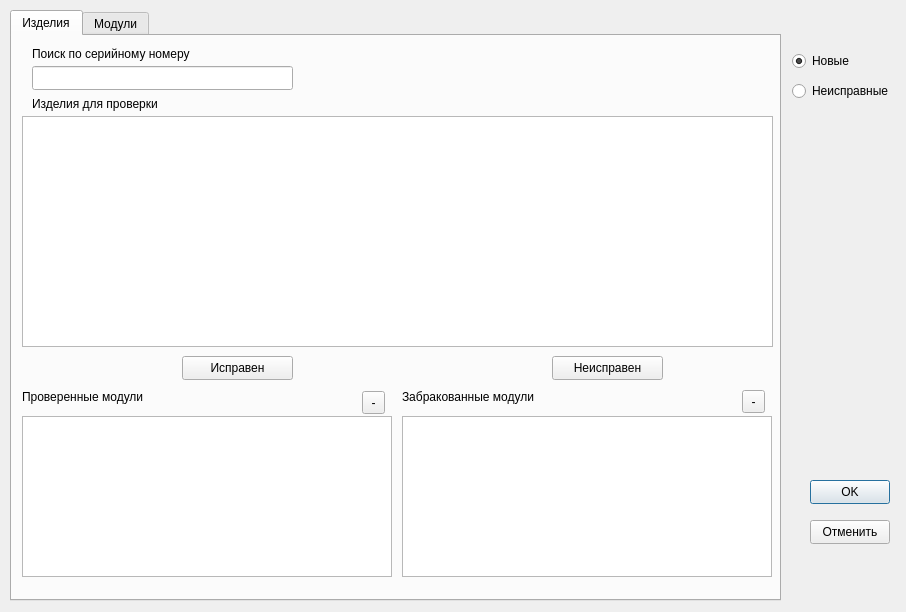
Qt form Remont/otkcontrolwindow.ui (AlexeyScherbakov2021/Remont2) before a commit.
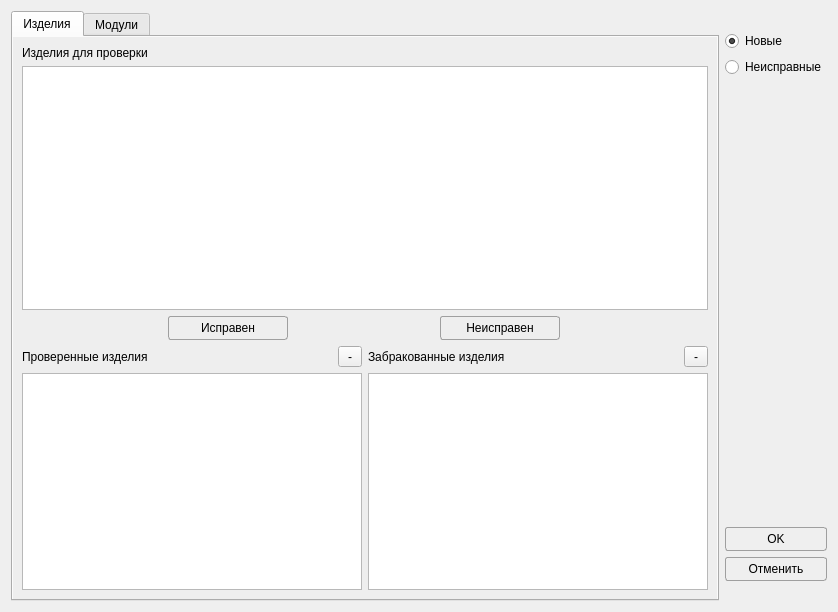
The same form after that commit. The open tabs and pages were chosen to show the change.

Diff of the .ui file:
```diff
--- a/Remont/otkcontrolwindow.ui
+++ b/Remont/otkcontrolwindow.ui
@@ -6,359 +6,304 @@
    <rect>
     <x>0</x>
     <y>0</y>
-    <width>906</width>
+    <width>838</width>
     <height>612</height>
    </rect>
   </property>
   <property name="windowTitle">
    <string>Проверка ОТК</string>
   </property>
-  <widget class="QPushButton" name="pbOK">
-   <property name="geometry">
-    <rect>
-     <x>810</x>
-     <y>480</y>
-     <width>80</width>
-     <height>24</height>
-    </rect>
-   </property>
-   <property name="text">
-    <string>OK</string>
-   </property>
-  </widget>
-  <widget class="QPushButton" name="pbCancel">
-   <property name="geometry">
-    <rect>
-     <x>810</x>
-     <y>520</y>
-     <width>80</width>
-     <height>24</height>
-    </rect>
-   </property>
-   <property name="text">
-    <string>Отменить</string>
-   </property>
-  </widget>
+  <property name="styleSheet">
+   <string notr="true">QGroupBox {
+    border: 1px solid #9F9F9F;
+    font-size: 14px;
+    font-weight: 800;
+    color: black;
+    border-radius: 4px;
+    margin-top: 2.5ex; 
+    padding-top: 2ex;
+}
+QGroupBox::title {
+    subcontrol-origin: margin;
+    subcontrol-position: top center;
+}
+
+
+QPushButton {
+    border-radius: 3px;
+    border: 1px solid #9F9F9F;
+	padding-left: 8px;
+	padding-right: 8px;
+	padding-top: 4px;
+	padding-bottom: 4px;
+}
+
+QPushButton:hover { 
+	background-color: white;
+}
+
+QPushButton:pressed {
+background-color: LightGray;
+    position: relative;
+     top: 4px; left: 4px;
+}
+
+</string>
+  </property>
+  <layout class="QHBoxLayout" name="horizontalLayout_9">
+   <item>
   <widget class="QTabWidget" name="tabWidget">
-   <property name="geometry">
-    <rect>
-     <x>10</x>
-     <y>10</y>
-     <width>771</width>
-     <height>591</height>
-    </rect>
+     <property name="styleSheet">
+      <string notr="true">QWidget#tab, QWidget#tab_2 {
+background-color: #eeeeee
+}</string>
    </property>
    <property name="currentIndex">
-    <number>0</number>
+      <number>1</number>
    </property>
    <widget class="QWidget" name="tab_2">
     <attribute name="title">
      <string>Изделия</string>
     </attribute>
-    <widget class="QLabel" name="label_5">
-     <property name="geometry">
-      <rect>
-       <x>390</x>
-       <y>353</y>
-       <width>140</width>
-       <height>16</height>
-      </rect>
-     </property>
-     <property name="text">
-      <string>Забракованные модули</string>
-     </property>
-    </widget>
-    <widget class="QToolButton" name="tbDelCheckProd">
-     <property name="geometry">
-      <rect>
-       <x>350</x>
-       <y>355</y>
-       <width>23</width>
-       <height>23</height>
-      </rect>
-     </property>
-     <property name="text">
-      <string>-</string>
-     </property>
-    </widget>
-    <widget class="QListWidget" name="lwBrokenProd">
-     <property name="geometry">
-      <rect>
-       <x>390</x>
-       <y>380</y>
-       <width>370</width>
-       <height>161</height>
-      </rect>
-     </property>
-    </widget>
-    <widget class="QLabel" name="label_6">
-     <property name="geometry">
-      <rect>
-       <x>20</x>
-       <y>10</y>
-       <width>191</width>
-       <height>16</height>
-      </rect>
-     </property>
-     <property name="text">
-      <string>Поиск по серийному номеру</string>
-     </property>
-    </widget>
-    <widget class="QLabel" name="label_7">
-     <property name="geometry">
-      <rect>
-       <x>10</x>
-       <y>353</y>
-       <width>131</width>
-       <height>16</height>
-      </rect>
-     </property>
-     <property name="text">
-      <string>Проверенные модули</string>
-     </property>
-    </widget>
+      <layout class="QVBoxLayout" name="verticalLayout_6">
+       <item>
     <widget class="QLabel" name="label_8">
-     <property name="geometry">
-      <rect>
-       <x>20</x>
-       <y>60</y>
-       <width>211</width>
-       <height>16</height>
-      </rect>
-     </property>
      <property name="text">
       <string>Изделия для проверки</string>
      </property>
     </widget>
-    <widget class="QLineEdit" name="leNumProduct">
-     <property name="geometry">
-      <rect>
-       <x>20</x>
-       <y>30</y>
-       <width>261</width>
-       <height>24</height>
-      </rect>
-     </property>
-    </widget>
+       </item>
+       <item>
+        <widget class="QListWidget" name="lwProduct"/>
+       </item>
+       <item>
+        <layout class="QHBoxLayout" name="horizontalLayout">
+         <item>
     <widget class="QPushButton" name="pbCheckProd">
-     <property name="geometry">
-      <rect>
-       <x>170</x>
-       <y>320</y>
-       <width>111</width>
-       <height>24</height>
-      </rect>
+           <property name="maximumSize">
+            <size>
+             <width>120</width>
+             <height>16777215</height>
+            </size>
      </property>
      <property name="text">
       <string>Исправен</string>
      </property>
     </widget>
+         </item>
+         <item>
     <widget class="QPushButton" name="pbBrokenProd">
-     <property name="geometry">
-      <rect>
-       <x>540</x>
-       <y>320</y>
-       <width>111</width>
-       <height>24</height>
-      </rect>
+           <property name="maximumSize">
+            <size>
+             <width>120</width>
+             <height>16777215</height>
+            </size>
      </property>
      <property name="text">
       <string>Неисправен</string>
      </property>
     </widget>
+         </item>
+        </layout>
+       </item>
+       <item>
+        <layout class="QHBoxLayout" name="horizontalLayout_8">
+         <item>
+          <layout class="QVBoxLayout" name="verticalLayout_5">
+           <item>
+            <layout class="QHBoxLayout" name="horizontalLayout_2">
+             <item>
+              <widget class="QLabel" name="label_7">
+               <property name="text">
+                <string>Проверенные изделия</string>
+               </property>
+              </widget>
+             </item>
+             <item>
+              <widget class="QToolButton" name="tbDelCheckProd">
+               <property name="minimumSize">
+                <size>
+                 <width>24</width>
+                 <height>0</height>
+                </size>
+               </property>
+               <property name="toolTip">
+                <string>Удалить из списка</string>
+               </property>
+               <property name="text">
+                <string>-</string>
+               </property>
+              </widget>
+             </item>
+            </layout>
+           </item>
+           <item>
+            <widget class="QListWidget" name="lwCheckedProd"/>
+           </item>
+          </layout>
+         </item>
+         <item>
+          <layout class="QVBoxLayout" name="verticalLayout">
+           <item>
+            <layout class="QHBoxLayout" name="horizontalLayout_3">
+             <item>
+              <widget class="QLabel" name="label_5">
+               <property name="text">
+                <string>Забракованные изделия</string>
+               </property>
+              </widget>
+             </item>
+             <item>
     <widget class="QToolButton" name="tbDelBrokenProd">
-     <property name="geometry">
-      <rect>
-       <x>730</x>
-       <y>354</y>
-       <width>23</width>
-       <height>23</height>
-      </rect>
+               <property name="minimumSize">
+                <size>
+                 <width>24</width>
+                 <height>0</height>
+                </size>
+               </property>
+               <property name="toolTip">
+                <string>Удалить из списка</string>
      </property>
      <property name="text">
       <string>-</string>
      </property>
     </widget>
-    <widget class="QListWidget" name="lwProduct">
-     <property name="geometry">
-      <rect>
-       <x>10</x>
-       <y>80</y>
-       <width>751</width>
-       <height>231</height>
-      </rect>
-     </property>
-    </widget>
-    <widget class="QListWidget" name="lwCheckedProd">
-     <property name="geometry">
-      <rect>
-       <x>10</x>
-       <y>380</y>
-       <width>370</width>
-       <height>161</height>
-      </rect>
-     </property>
-    </widget>
+             </item>
+            </layout>
+           </item>
+           <item>
+            <widget class="QListWidget" name="lwBrokenProd"/>
+           </item>
+          </layout>
+         </item>
+        </layout>
+       </item>
+      </layout>
    </widget>
    <widget class="QWidget" name="tab">
     <attribute name="title">
      <string>Модули</string>
     </attribute>
-    <widget class="QLabel" name="label">
-     <property name="geometry">
-      <rect>
-       <x>20</x>
-       <y>10</y>
-       <width>191</width>
-       <height>16</height>
-      </rect>
-     </property>
-     <property name="text">
-      <string>Поиск по серийному номеру</string>
-     </property>
-    </widget>
-    <widget class="QLineEdit" name="leNumModul">
-     <property name="geometry">
-      <rect>
-       <x>20</x>
-       <y>30</y>
-       <width>261</width>
-       <height>24</height>
-      </rect>
-     </property>
-    </widget>
+      <layout class="QVBoxLayout" name="verticalLayout_4">
+       <item>
     <widget class="QLabel" name="label_2">
-     <property name="geometry">
-      <rect>
-       <x>20</x>
-       <y>60</y>
-       <width>211</width>
-       <height>16</height>
-      </rect>
-     </property>
      <property name="text">
       <string>Модули для проверки</string>
      </property>
     </widget>
-    <widget class="QListWidget" name="lwModul">
-     <property name="geometry">
-      <rect>
-       <x>10</x>
-       <y>80</y>
-       <width>751</width>
-       <height>231</height>
-      </rect>
-     </property>
-    </widget>
+       </item>
+       <item>
+        <widget class="QListWidget" name="lwModul"/>
+       </item>
+       <item>
+        <layout class="QHBoxLayout" name="horizontalLayout_4">
+         <item>
     <widget class="QPushButton" name="pbCheck">
-     <property name="geometry">
-      <rect>
-       <x>170</x>
-       <y>320</y>
-       <width>111</width>
-       <height>24</height>
-      </rect>
+           <property name="maximumSize">
+            <size>
+             <width>120</width>
+             <height>16777215</height>
+            </size>
      </property>
      <property name="text">
       <string>Исправен</string>
      </property>
     </widget>
+         </item>
+         <item>
     <widget class="QPushButton" name="pbBroken">
-     <property name="geometry">
-      <rect>
-       <x>540</x>
-       <y>320</y>
-       <width>111</width>
-       <height>24</height>
-      </rect>
+           <property name="maximumSize">
+            <size>
+             <width>120</width>
+             <height>16777215</height>
+            </size>
      </property>
      <property name="text">
       <string>Неисправен</string>
      </property>
     </widget>
+         </item>
+        </layout>
+       </item>
+       <item>
+        <layout class="QHBoxLayout" name="horizontalLayout_7">
+         <item>
+          <layout class="QVBoxLayout" name="verticalLayout_2">
+           <item>
+            <layout class="QHBoxLayout" name="horizontalLayout_5">
+             <item>
     <widget class="QLabel" name="label_3">
-     <property name="geometry">
-      <rect>
-       <x>10</x>
-       <y>353</y>
-       <width>161</width>
-       <height>16</height>
-      </rect>
-     </property>
      <property name="text">
       <string>Проверенные модули</string>
      </property>
     </widget>
-    <widget class="QListWidget" name="lwChecked">
-     <property name="geometry">
-      <rect>
-       <x>10</x>
-       <y>380</y>
-       <width>370</width>
-       <height>161</height>
-      </rect>
-     </property>
-    </widget>
+             </item>
+             <item>
     <widget class="QToolButton" name="tbDelCheck">
-     <property name="geometry">
-      <rect>
-       <x>350</x>
-       <y>356</y>
-       <width>23</width>
-       <height>23</height>
-      </rect>
+               <property name="minimumSize">
+                <size>
+                 <width>24</width>
+                 <height>0</height>
+                </size>
      </property>
      <property name="text">
       <string>-</string>
      </property>
     </widget>
+             </item>
+            </layout>
+           </item>
+           <item>
+            <widget class="QListWidget" name="lwChecked"/>
+           </item>
+          </layout>
+         </item>
+         <item>
+          <layout class="QVBoxLayout" name="verticalLayout_3">
+           <item>
+            <layout class="QHBoxLayout" name="horizontalLayout_6">
+             <item>
     <widget class="QLabel" name="label_4">
-     <property name="geometry">
-      <rect>
-       <x>390</x>
-       <y>353</y>
-       <width>161</width>
-       <height>16</height>
-      </rect>
-     </property>
      <property name="text">
       <string>Забракованные модули</string>
      </property>
     </widget>
+             </item>
+             <item>
     <widget class="QToolButton" name="tbDelBroken">
-     <property name="geometry">
-      <rect>
-       <x>730</x>
-       <y>356</y>
-       <width>23</width>
-       <height>23</height>
-      </rect>
+               <property name="minimumSize">
+                <size>
+                 <width>24</width>
+                 <height>0</height>
+                </size>
      </property>
      <property name="text">
       <string>-</string>
      </property>
     </widget>
-    <widget class="QListWidget" name="lwBroken">
-     <property name="geometry">
-      <rect>
-       <x>390</x>
-       <y>380</y>
-       <width>370</width>
-       <height>161</height>
-      </rect>
-     </property>
-    </widget>
-   </widget>
-  </widget>
+             </item>
+            </layout>
+           </item>
+           <item>
+            <widget class="QListWidget" name="lwBroken"/>
+           </item>
+          </layout>
+         </item>
+        </layout>
+       </item>
+      </layout>
+     </widget>
+    </widget>
+   </item>
+   <item>
+    <layout class="QVBoxLayout" name="verticalLayout_9" stretch="0,1">
+     <item>
+      <layout class="QVBoxLayout" name="verticalLayout_7">
+       <property name="topMargin">
+        <number>20</number>
+       </property>
+       <item>
   <widget class="QRadioButton" name="rbNewDevice">
-   <property name="geometry">
-    <rect>
-     <x>792</x>
-     <y>50</y>
-     <width>91</width>
-     <height>22</height>
-    </rect>
-   </property>
    <property name="text">
     <string>Новые</string>
    </property>
@@ -366,19 +311,66 @@
     <bool>true</bool>
    </property>
   </widget>
+       </item>
+       <item>
   <widget class="QRadioButton" name="rbOldDevice">
-   <property name="geometry">
-    <rect>
-     <x>792</x>
-     <y>80</y>
-     <width>111</width>
-     <height>22</height>
-    </rect>
-   </property>
    <property name="text">
     <string>Неисправные</string>
    </property>
   </widget>
+       </item>
+       <item>
+        <spacer name="verticalSpacer">
+         <property name="orientation">
+          <enum>Qt::Orientation::Vertical</enum>
+         </property>
+         <property name="sizeHint" stdset="0">
+          <size>
+           <width>20</width>
+           <height>40</height>
+          </size>
+         </property>
+        </spacer>
+       </item>
+      </layout>
+     </item>
+     <item>
+      <layout class="QVBoxLayout" name="verticalLayout_8" stretch="0,0,0">
+       <property name="bottomMargin">
+        <number>20</number>
+       </property>
+       <item>
+        <spacer name="verticalSpacer_2">
+         <property name="orientation">
+          <enum>Qt::Orientation::Vertical</enum>
+         </property>
+         <property name="sizeHint" stdset="0">
+          <size>
+           <width>20</width>
+           <height>40</height>
+          </size>
+         </property>
+        </spacer>
+       </item>
+       <item>
+        <widget class="QPushButton" name="pbOK">
+         <property name="text">
+          <string>OK</string>
+         </property>
+        </widget>
+       </item>
+       <item>
+        <widget class="QPushButton" name="pbCancel">
+         <property name="text">
+          <string>Отменить</string>
+         </property>
+        </widget>
+       </item>
+      </layout>
+     </item>
+    </layout>
+   </item>
+  </layout>
  </widget>
  <resources/>
  <connections>
```
Lines whose indentation alone changed are shown as unchanged.
